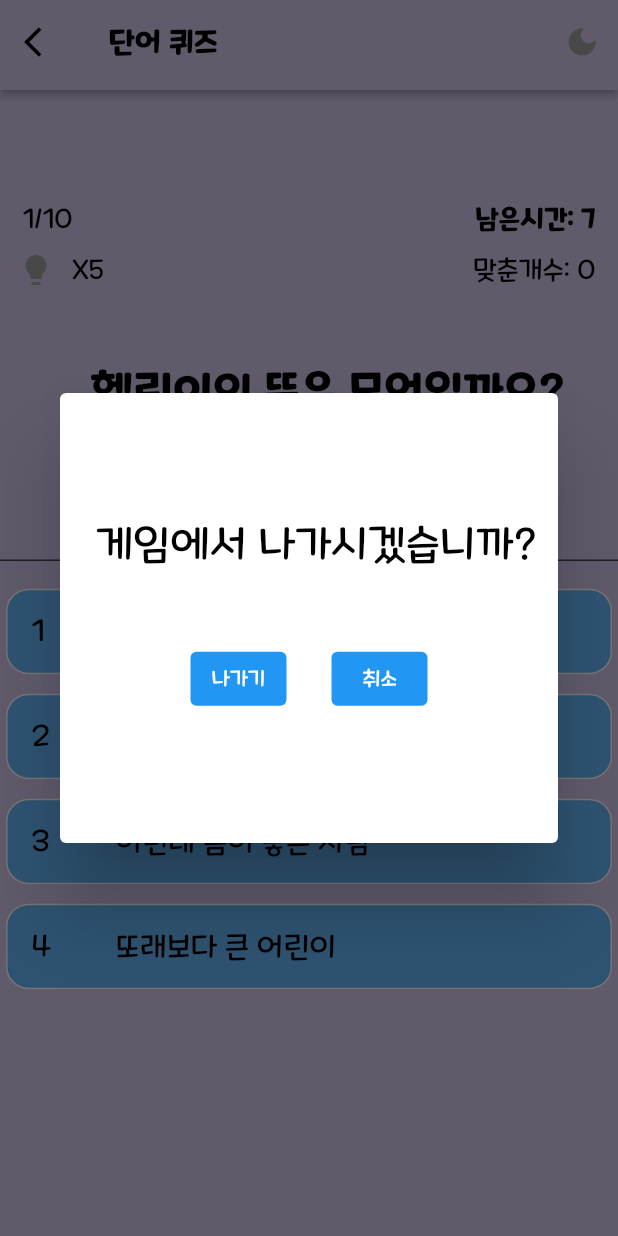
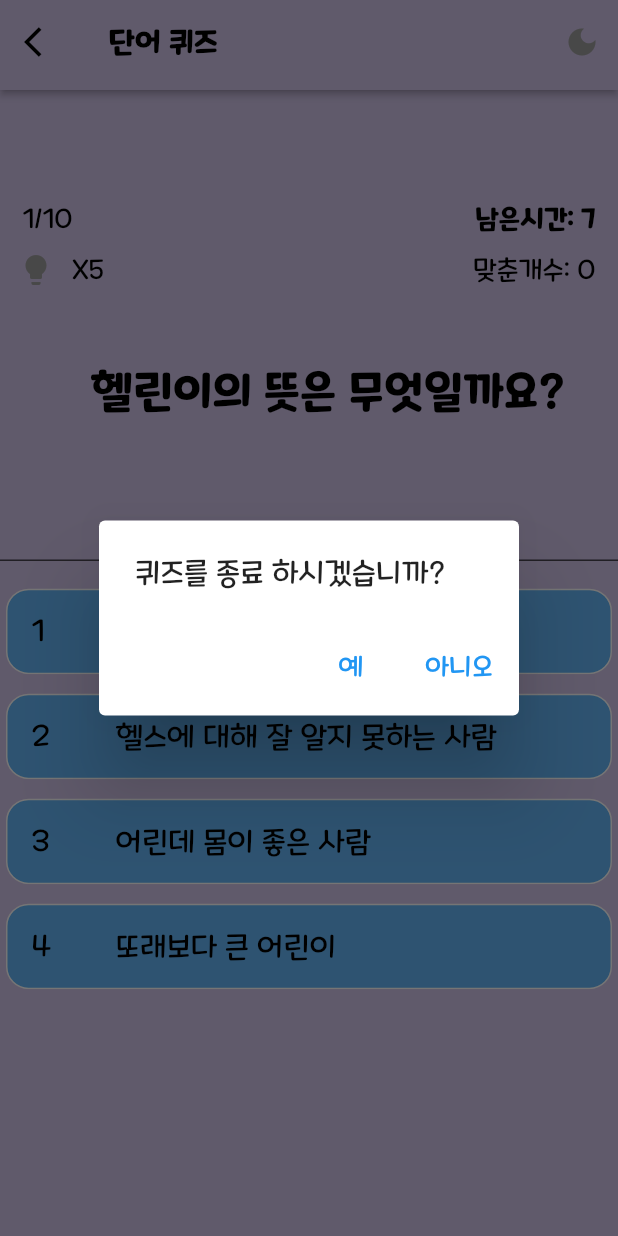
Before and after one commit to meohyun/neologism_quiz, a Flutter app: the NeologismQuiz screen opened by its route, after a tap on the "arrow back ios" icon, on a phone screen of 412 x 824 dp. Run offline on Flutter 3.47's test engine with Material 2 defaults, Android fonts, the phone set to English and light mode, and no system bars; our stand-ins replace cloud_firestore, firebase_auth, firebase_core, firebase_storage, fluttertoast, get and 3 more; missing offline and left inert: soundpool; accounts and stored records are empty; network calls fail.

Commit message:
2023.03.15 19:17

```diff
--- a/lib/neo_function/quiz_func.dart
+++ b/lib/neo_function/quiz_func.dart
@@ -1,8 +1,10 @@
 import 'dart:async';
+import 'dart:io';
 import 'dart:math';
 import 'package:cloud_firestore/cloud_firestore.dart';
 import 'package:firebase_auth/firebase_auth.dart';
 import 'package:flutter/material.dart';
+import 'package:flutter/services.dart';
 import 'package:get/get.dart';
 import 'package:neologism/getx/blackmode.dart';
 import 'package:neologism/pages/quiz_page/essay_quiz.dart';
@@ -38,6 +40,50 @@ nextpage() {
   time = 10;
   is_running = true;
 }
+
+Future<bool> onWillPop(context) async {
+    return await showDialog(
+        context: context,
+        builder: (BuildContext context) {
+          return AlertDialog(
+            title: const Text("종료 하시겠습니까?"),
+            actions: [
+              TextButton(
+                  onPressed: () {
+                    SystemNavigator.pop();
+                  },
+                  child: const Text("예",style: TextStyle(fontSize: 18))),
+               TextButton(
+                  onPressed: () {
+                    Navigator.pop(context, false);
+                  },
+                  child: const Text("아니오",style: TextStyle(fontSize: 18)))
+            ],
+          );
+        });
+  }
+
+Future<bool> quizonWillPop(context) async {
+    return await showDialog(
+        context: context,
+        builder: (BuildContext context) {
+          return AlertDialog(
+            title: const Text("퀴즈를 종료 하시겠습니까?"),
+            actions: [
+              TextButton(
+                  onPressed: () {
+                    Navigator.pushNamed(context, '/');
+                  },
+                  child: const Text("예",style: TextStyle(fontSize: 18))),
+               TextButton(
+                  onPressed: () {
+                    Navigator.pop(context, false);
+                  },
+                  child: const Text("아니오",style: TextStyle(fontSize: 18)))
+            ],
+          );
+        });
+  }
 
 quizresult(String quiztype) {
   final user = FirebaseAuth.instance.currentUser!;
@@ -122,82 +168,6 @@ endpage(context, page, String quiztype) {
                     )
                   ],
                 ),
-              ),
-            ),
-          ),
-        );
-      });
-}
-
-quizexit(context) {
-  showDialog(
-      barrierDismissible: false,
-      context: context,
-      builder: (context) {
-        return GetBuilder(
-          init: BlackModeController(),
-          builder: (_) => Dialog(
-            child: Container(
-              width: MediaQuery.of(context).size.width * 0.9,
-              height: 300,
-              decoration: BoxDecoration(
-                  color: Get.find<BlackModeController>().blackmode == true
-                      ? Colors.black
-                      : Colors.white,
-                  borderRadius: BorderRadius.circular(10.0),
-                  border: Border.all(
-                      color: Colors.white,
-                      style: BorderStyle.solid,
-                      width: 1.0)),
-              child: Column(
-                mainAxisAlignment: MainAxisAlignment.center,
-                children: [
-                  Padding(
-                    padding: const EdgeInsets.only(left: 10.0),
-                    child: Text(
-                      "게임에서 나가시겠습니까?",
-                      style: TextStyle(
-                          fontSize: 28.0,
-                          color:
-                              Get.find<BlackModeController>().blackmode == true
-                                  ? Colors.white
-                                  : Colors.black),
-                    ),
-                  ),
-                  const SizedBox(
-                    height: 50,
-                  ),
-                  Row(
-                    mainAxisAlignment: MainAxisAlignment.center,
-                    children: [
-                      TextButton(
-                          style: TextButton.styleFrom(
-                              backgroundColor: Colors.blue),
-                          onPressed: () {
-                            Navigator.pushNamed(context, '/');
-                            textcontroller.text = "";
-                            _timer?.cancel();
-                            is_running = false;
-                            descblocked = true;
-                          },
-                          child: const Text(
-                            "나가기",
-                            style: TextStyle(color: Colors.white),
-                          )),
-                      const SizedBox(
-                        width: 30,
-                      ),
-                      TextButton(
-                          style: TextButton.styleFrom(
-                              backgroundColor: Colors.blue),
-                          onPressed: () {
-                            Navigator.pop(context);
-                          },
-                          child: const Text("취소",
-                              style: TextStyle(color: Colors.white))),
-                    ],
-                  ),
-                ],
               ),
             ),
           ),
@@ -299,7 +269,7 @@ quiz_choice(context) {
                           text: "단어 퀴즈",
                         ),
                         MainPageButton(
-                          page: EssayQuiz(),
+                          page: const EssayQuiz(),
                           text: "문장 퀴즈",
                         )
                       ],
--- a/lib/pages/quiz_page/essay_quiz.dart
+++ b/lib/pages/quiz_page/essay_quiz.dart
@@ -67,7 +67,6 @@ class _EssayQuizState extends State<EssayQuiz> {
         }
         _essayTime = essayTime.toString();
         if (essayTime <= 0) {
-          timeOverSound();
           timeout();
         }
       });
@@ -101,9 +100,7 @@ class _EssayQuizState extends State<EssayQuiz> {
           ),
           resizeToAvoidBottomInset: false,
           body: WillPopScope(
-            onWillPop: () {
-              return Future(() => false);
-            },
+            onWillPop: () => quizonWillPop(context),
             child: Column(mainAxisAlignment: MainAxisAlignment.start, children: [
               Container(
                 height: MediaQuery.of(context).size.height * 0.4,
--- a/lib/widgets/appbar.dart
+++ b/lib/widgets/appbar.dart
@@ -39,9 +39,7 @@ class _QuizAppBarState extends State<QuizAppBar> {
                 ? Colors.white
                 : blackmodecolor,
           ),
-          onTap: () {
-            quizexit(context);
-          },
+          onTap: () => quizonWillPop(context)
         ),
         actions: [widget.blackbutton],
         elevation: 2.0,
```
Also changed, not shown: lib/neo_function/bgm.dart (+0 -11 lines), lib/pages/startpage.dart (+9 -2 lines).
